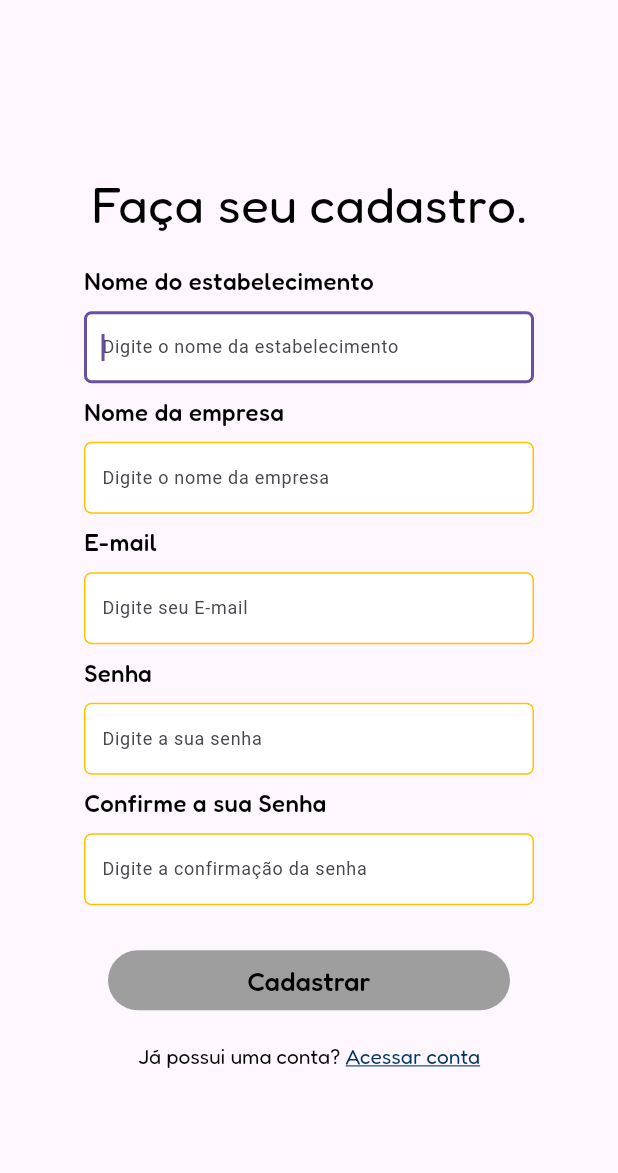
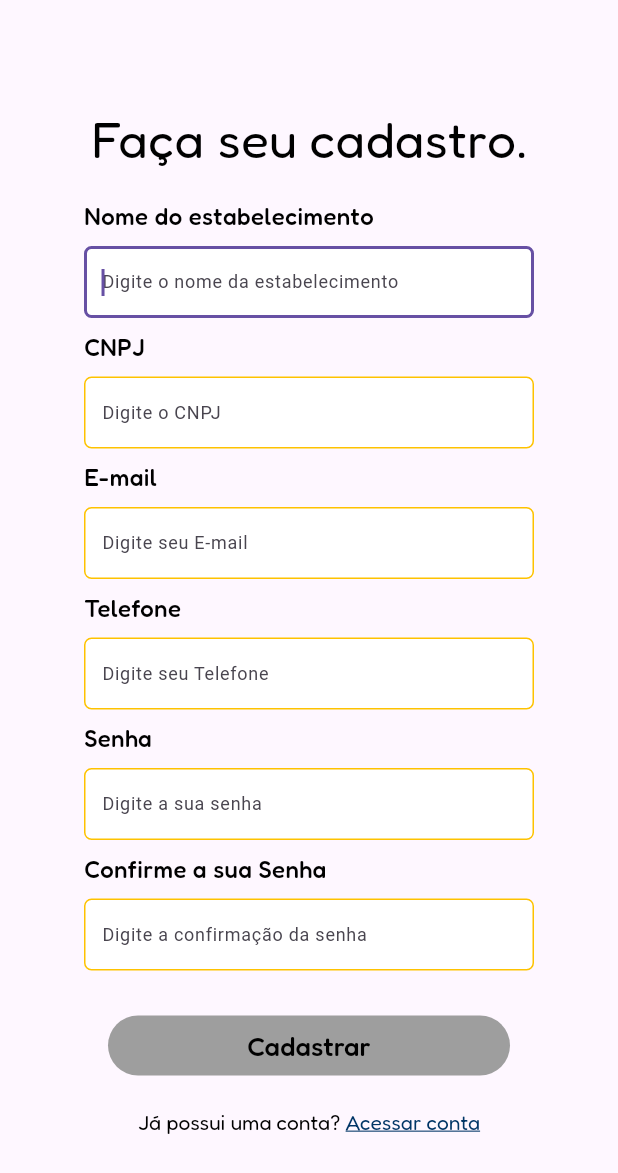
Before and after one commit to AdamRyanA/cupom_dashboard, a Flutter app: the AuthSignUpStateless widget shown alone on an empty page, opened directly with empty values, on a phone screen of 412 x 824 dp. Shown: the top 1173 px of the screen. Run offline on Flutter 3.47's test engine with Material 3 defaults, Android fonts, the phone set to English and light mode, and no system bars; our stand-ins replace brasil_fields, dio, email_validator, firebase_auth, firebase_core, flutter_easyloading and 5 more; accounts and stored records are empty; statements that could not run were skipped.

Commit message:
Auth Page First

```diff
--- a/lib/app/widgets/AuthSignUp.dart
+++ b/lib/app/widgets/AuthSignUp.dart
@@ -3,6 +3,7 @@ import 'package:email_validator/email_validator.dart';
 import 'package:flutter/foundation.dart';
 import 'package:flutter/gestures.dart';
 import 'package:flutter/material.dart';
+import 'package:flutter/services.dart';
 import 'package:google_fonts/google_fonts.dart';
 
 import '../pages/Auth/auth_controller.dart';
@@ -74,7 +75,7 @@ class AuthSignUpStateless extends StatelessWidget {
                       ),
 
                       ValueListenableBuilder(
-                        valueListenable: authController.email,
+                        valueListenable: authController.name,
                         builder: (_, value, __) {
                           return InputRegister(
                             colorCard: Colors.transparent,
@@ -82,7 +83,7 @@ class AuthSignUpStateless extends StatelessWidget {
                             controllerName: nameController,
                             hintText: 'Digite o nome da estabelecimento',
                             onChange: (value) {
-                              authController.email.value = value;
+                              authController.name.value = value;
                               authController.checkValidate();
                             },
                             validator: (valor) {
@@ -103,9 +104,10 @@ class AuthSignUpStateless extends StatelessWidget {
                         builder: (_, value, __) {
                           return InputRegister(
                             colorCard: Colors.transparent,
-                            texto: 'Nome da empresa',
+                            texto: 'CNPJ',
                             controllerName: docController,
-                            hintText: 'Digite o nome da empresa',
+                            hintText: 'Digite o CNPJ',
+                            keyboardType: TextInputType.number,
                             onChange: (value) {
                               authController.docNumber.value = value;
                               authController.checkValidateRegister();
@@ -117,6 +119,10 @@ class AuthSignUpStateless extends StatelessWidget {
                                 return "CNPJ Inválido";
                               }
                             },
+                            format: [
+                              FilteringTextInputFormatter.digitsOnly,
+                              CnpjInputFormatter(),
+                            ],
                             onSubmitted: (valor) {
                               onPressedElevatedButton!();
                               },
@@ -142,6 +148,35 @@ class AuthSignUpStateless extends StatelessWidget {
                                 return "Digite um E-mail válido";
                               }
                             },
+                            onSubmitted: (valor) {
+                              onPressedElevatedButton!();                  },
+                          );
+                        },
+                      ),
+                      ValueListenableBuilder(
+                        valueListenable: authController.phoneNumber,
+                        builder: (_, value, __) {
+                          return InputRegister(
+                            colorCard: Colors.transparent,
+                            texto: 'Telefone',
+                            controllerName: phoneController,
+                            hintText: 'Digite seu Telefone',
+                            keyboardType: TextInputType.number,
+                            onChange: (value) {
+                              authController.phoneNumber.value = value;
+                              authController.checkValidateRegister();
+                            },
+                            validator: (valor) {
+                              if (UtilBrasilFields.removeCaracteres(phoneController.text).length == 11) {
+                                return null;
+                              }else{
+                                return "Digite um telefone válido";
+                              }
+                            },
+                            format: [
+                              TelefoneInputFormatter(),
+                              FilteringTextInputFormatter.digitsOnly,
+                            ],
                             onSubmitted: (valor) {
                               onPressedElevatedButton!();                  },
                           );
```
Also changed, not shown: lib/app/pages/Auth/auth_controller.dart (+9 -4 lines).
